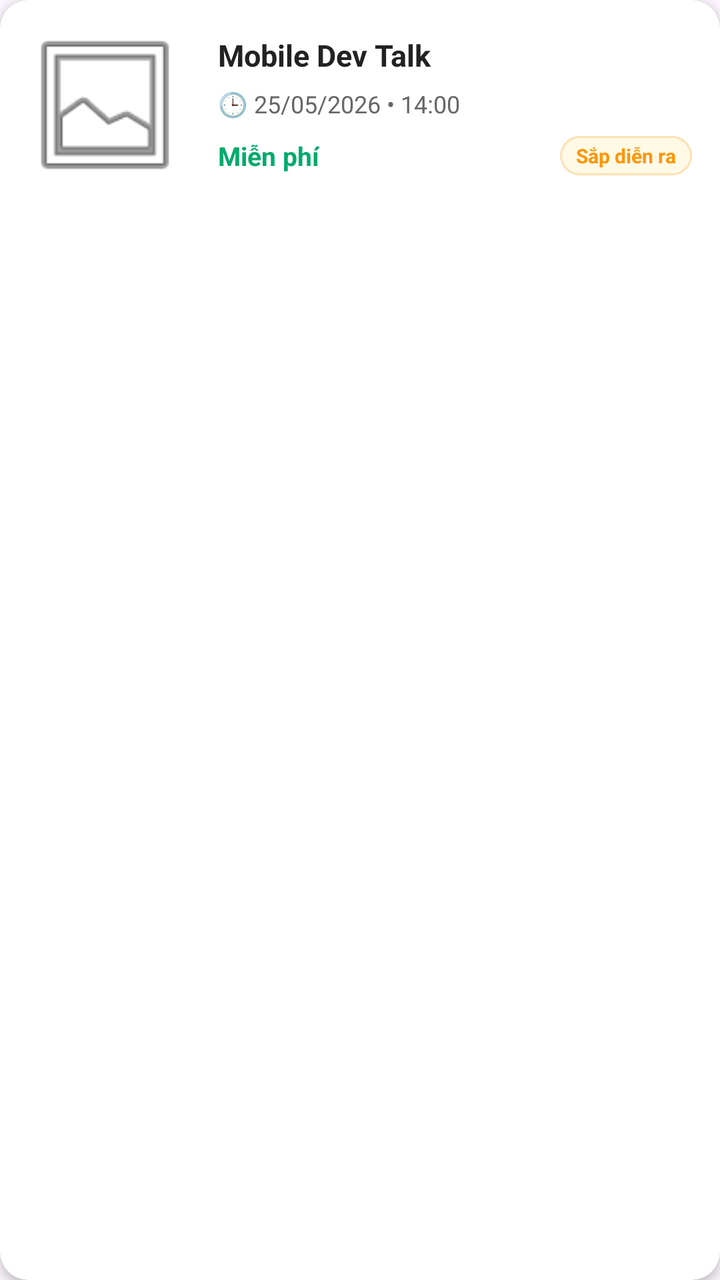
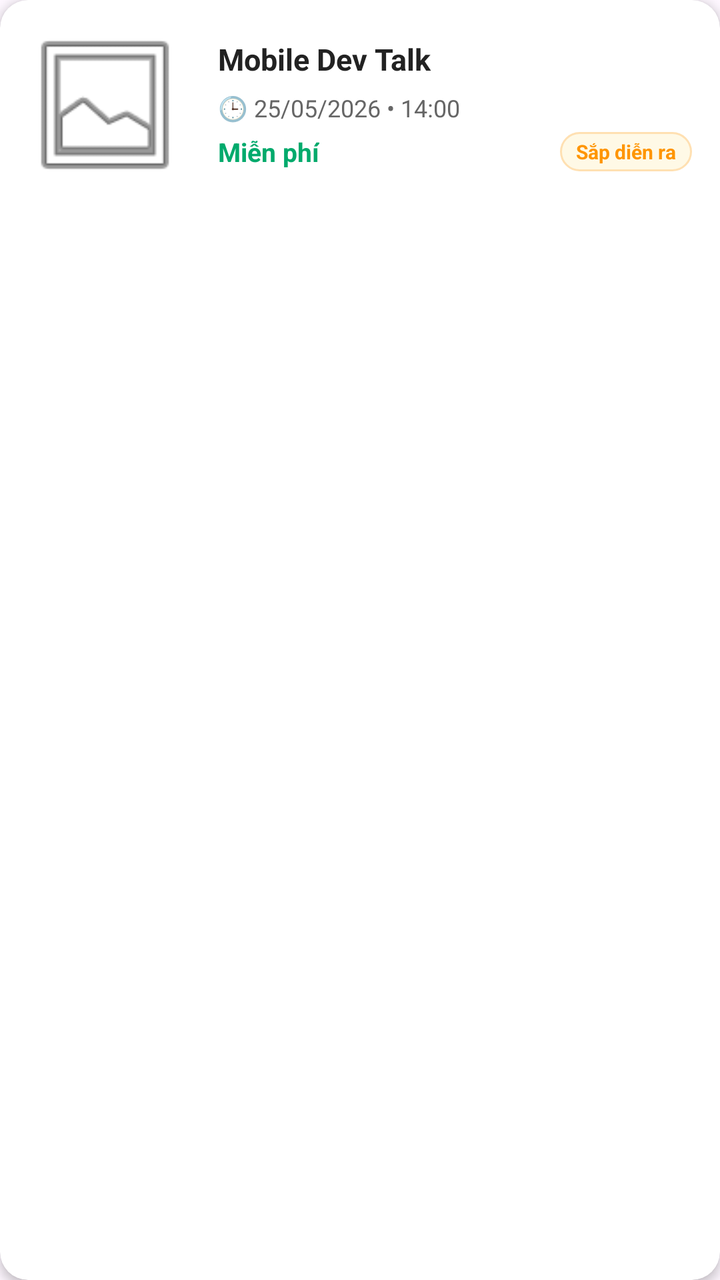

An Android layout rendered at two revisions. The XML below is the earlier revision; the diff shows what the commit changed to produce the second picture.
<!-- AndroidManifest.xml: application theme Theme.Event_management -->
<!-- res/layout/item_upcoming_event.xml -->
<?xml version="1.0" encoding="utf-8"?>
<androidx.cardview.widget.CardView
    xmlns:android="http://schemas.android.com/apk/res/android"
    xmlns:app="http://schemas.android.com/apk/res-auto"
    android:layout_width="match_parent"
    android:layout_height="wrap_content"
    android:layout_marginStart="14dp"
    android:layout_marginEnd="14dp"
    android:layout_marginBottom="10dp"
    android:layout_marginTop="4dp"
    app:cardCornerRadius="14dp"
    app:cardElevation="3dp"
    app:cardBackgroundColor="#FFFFFF">

    <RelativeLayout
        android:layout_width="match_parent"
        android:layout_height="wrap_content"
        android:padding="10dp">

        <androidx.cardview.widget.CardView
            android:id="@+id/cardImageArea"
            android:layout_width="85dp"
            android:layout_height="85dp"
            android:layout_alignParentStart="true"
            android:layout_centerVertical="true"
            app:cardCornerRadius="10dp"
            app:cardElevation="0dp">

            <ImageView
                android:id="@+id/imgUpcoming"
                android:layout_width="match_parent"
                android:layout_height="match_parent"
                android:scaleType="centerCrop"
                android:src="@android:drawable/ic_menu_gallery" />

        </androidx.cardview.widget.CardView>

        <LinearLayout
            android:layout_width="match_parent"
            android:layout_height="wrap_content"
            android:orientation="vertical"
            android:layout_toEndOf="@id/cardImageArea"
            android:layout_marginStart="14dp"
            android:layout_centerVertical="true">

            <TextView
                android:id="@+id/tvUpcomingTitle"
                android:layout_width="match_parent"
                android:layout_height="wrap_content"
                android:text="Mobile Dev Talk"
                android:textSize="15sp"
                android:textStyle="bold"
                android:textColor="#222222"
                android:maxLines="2"
                android:ellipsize="end"
                android:layout_marginBottom="6dp"/>

            <TextView
                android:id="@+id/tvUpcomingDate"
                android:layout_width="wrap_content"
                android:layout_height="wrap_content"
                android:text="🕒 25/05/2026 • 14:00"
                android:textSize="12sp"
                android:textColor="#666666"
                android:layout_marginBottom="8dp"/>

            <RelativeLayout
                android:layout_width="match_parent"
                android:layout_height="wrap_content">

                <TextView
                    android:id="@+id/tvUpcomingPrice"
                    android:layout_width="wrap_content"
                    android:layout_height="wrap_content"
                    android:text="Miễn phí"
                    android:textSize="13sp"
                    android:textColor="#00AA6C"
                    android:textStyle="bold"
                    android:layout_alignParentStart="true"
                    android:layout_centerVertical="true"/>

                <TextView
                    android:layout_width="wrap_content"
                    android:layout_height="wrap_content"
                    android:text="Sắp diễn ra"
                    android:textSize="10sp"
                    android:textStyle="bold"
                    android:textColor="#FF9500"
                    android:background="@drawable/bg_tag_upcoming"
                    android:paddingHorizontal="8dp"
                    android:paddingVertical="3dp"
                    android:layout_alignParentEnd="true"
                    android:layout_centerVertical="true"
                    android:layout_marginEnd="4dp"/>

            </RelativeLayout>
        </LinearLayout>
    </RelativeLayout>
</androidx.cardview.widget.CardView>
<!-- resources referenced by this layout -->
<resources>
  <!-- drawable bg_tag_upcoming (drawable) -->
  <?xml version="1.0" encoding="utf-8"?>
  <shape xmlns:android="http://schemas.android.com/apk/res/android">
      <solid android:color="#FFF9E6"/>
      <corners android:radius="12dp"/>
      <stroke android:width="1dp" android:color="#FFE0B2"/>
  </shape>
  <style name="Theme.Event_management" parent="Base.Theme.Event_management" />
  <style name="Base.Theme.Event_management" parent="Theme.Material3.DayNight.NoActionBar">
          <item name="colorPrimary">#0066FF</item> <item name="android:statusBarColor">#FFFFFF</item> <item name="android:windowLightStatusBar">true</item> </style>
</resources>

<!-- the commit's change to res/layout/item_upcoming_event.xml (unified diff, before → after) -->
@@ -62,7 +62,18 @@
                 android:text="🕒 25/05/2026 • 14:00"
                 android:textSize="12sp"
                 android:textColor="#666666"
-                android:layout_marginBottom="8dp"/>
+                android:layout_marginBottom="4dp"/>
+
+            <TextView
+                android:id="@+id/tvUpcomingRegDeadline"
+                android:layout_width="wrap_content"
+                android:layout_height="wrap_content"
+                android:text="⏳ Hạn đăng ký: 22/06"
+                android:textSize="11sp"
+                android:textColor="#F43F5E"
+                android:textStyle="bold"
+                android:layout_marginBottom="8dp"
+                android:visibility="gone"/>
 
             <RelativeLayout
                 android:layout_width="match_parent"
